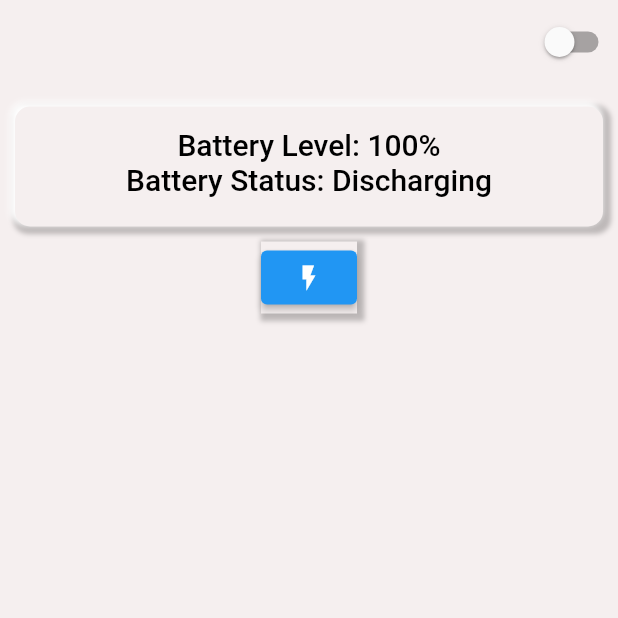
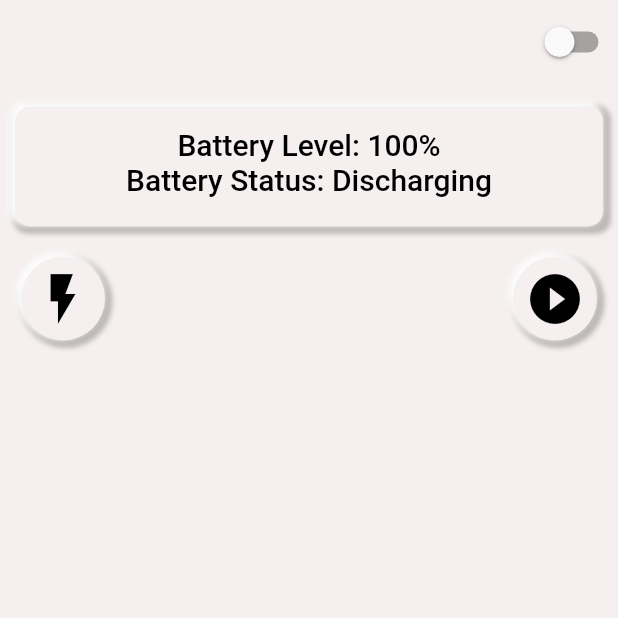
Before and after one commit to fourpointfour/device-info, a Flutter app: the screen it shows after launch, on a phone screen of 412 x 824 dp, the top half of it. Run offline on Flutter 3.47's test engine with Material 2 defaults, Android fonts, the phone set to English and light mode, and no system bars; our stand-ins replace battery.

Commit message:
added a funny snackbar (of no use :P)

```diff
--- a/lib/main.dart
+++ b/lib/main.dart
@@ -1,6 +1,6 @@
 import 'dart:async';
 import 'package:battery/battery.dart';
-import 'package:device_info/containers.dart';
+import 'package:device_info/batteryCard.dart';
 import 'package:device_info/stateNotifier.dart';
 import 'package:flutter/material.dart';
 import 'package:flutter/services.dart';
@@ -75,6 +75,7 @@ class _HomePageState extends State<HomePage> {
     String resultMessage;
     try {
       resultMessage = await platform.invokeMethod('toggleTorch', {'torchValue': val});
+      print(resultMessage);
     } on PlatformException catch(e) {
       print('Failed to turn on Flashlight. ERROR: ${e.message}');
     }
@@ -92,7 +93,6 @@ class _HomePageState extends State<HomePage> {
               value: Provider.of<AppStateNotifier>(context).isDark,
               onChanged: (darkMode){
                 Provider.of<AppStateNotifier>(context, listen: false).updateTheme(darkMode);
-                openSnackBar(context, 'Theme changed!');
               },
             )
           ],
@@ -102,10 +102,15 @@ class _HomePageState extends State<HomePage> {
             children: [
               BatteryCard(dataForCard: _batteryLevel.toString(),
                 dataSubtitle: _batteryState),
-              SizedBox(height: 10,),
+              SizedBox(height: 20,),
+              Padding(
+                padding: const EdgeInsets.fromLTRB(10, 0, 10, 0),
+                child: Row(
+                  mainAxisAlignment: MainAxisAlignment.spaceBetween,
+                  children: [
                     Container(
-                child: Container(
                       decoration: BoxDecoration(
+                        shape: BoxShape.circle,
                         color: Theme.of(context).scaffoldBackgroundColor,
                         boxShadow: [
                           BoxShadow(
@@ -114,18 +119,58 @@ class _HomePageState extends State<HomePage> {
                             spreadRadius: 3,
                             blurRadius: 2,
                           ),
+                          BoxShadow(
+                            offset: Offset(-2, -2),
+                            color: Colors.white,
+                            spreadRadius: 1,
+                            blurRadius: 3,
+                          ),
                         ]
                       ),
-                  child: ElevatedButton(
+                      child: TextButton(
                         onPressed: () async{
                           await _toggleTorch(!_isFlashOn);
                           _isFlashOn = !_isFlashOn;
                         },
                         child: Icon(
                           Icons.flash_on_sharp,
-                      size: 20,
+                          size: 40,
+                          color: Theme.of(context).buttonColor,
                         ),
                       ),
+                    ),
+                    // container for showing snackbar
+                    Container(
+                      decoration: BoxDecoration(
+                        shape: BoxShape.circle,
+                        boxShadow: [
+                          BoxShadow(
+                            offset: Offset(2, 2),
+                            color: Theme.of(context).shadowColor,
+                            spreadRadius: 3,
+                            blurRadius: 2,
+                          ),
+                          BoxShadow(
+                            offset: Offset(-2, -2),
+                            color: Colors.white,
+                            spreadRadius: 1,
+                            blurRadius: 3,
+                          ),
+                        ],
+                        color: Theme.of(context).scaffoldBackgroundColor,
+                      ),
+                      child: TextButton(
+                        onPressed: (){
+                          openSnackBar(context, 'Custom Snackbar!');
+                        },
+                        child: Icon(
+                          Icons.play_circle_filled_sharp,
+                          color: Theme.of(context).buttonColor,
+                          size: 40,
+                        ),
+                      )
+                    ),
+                  ],
                 ),
               ),
             ],
--- a/lib/myTheme.dart
+++ b/lib/myTheme.dart
@@ -4,6 +4,9 @@ class MyTheme
 {
   static final ThemeData lightTheme = ThemeData(
     scaffoldBackgroundColor: Color(0xfff5efef),
+    buttonColor: Colors.black,
+    splashColor: Colors.transparent,
+    highlightColor: Colors.transparent,
     shadowColor: Color(0xffbdb8b8),
     textTheme: TextTheme(
       headline6: TextStyle(
@@ -17,6 +20,9 @@ class MyTheme
 
   static final ThemeData darkTheme = ThemeData(
     scaffoldBackgroundColor: Color(0xff37252c),
+    splashColor: Colors.transparent,
+    highlightColor: Colors.transparent,
+    buttonColor: Colors.white,
     shadowColor: Color(0xff442e36),
     textTheme: TextTheme(
       headline6: TextStyle(
```
Also changed, not shown: lib/batteryCard.dart (renamed from lib/containers.dart), lib/reusableButton.dart (renamed from lib/circularButton.dart). Lines whose indentation alone changed are shown as unchanged.
